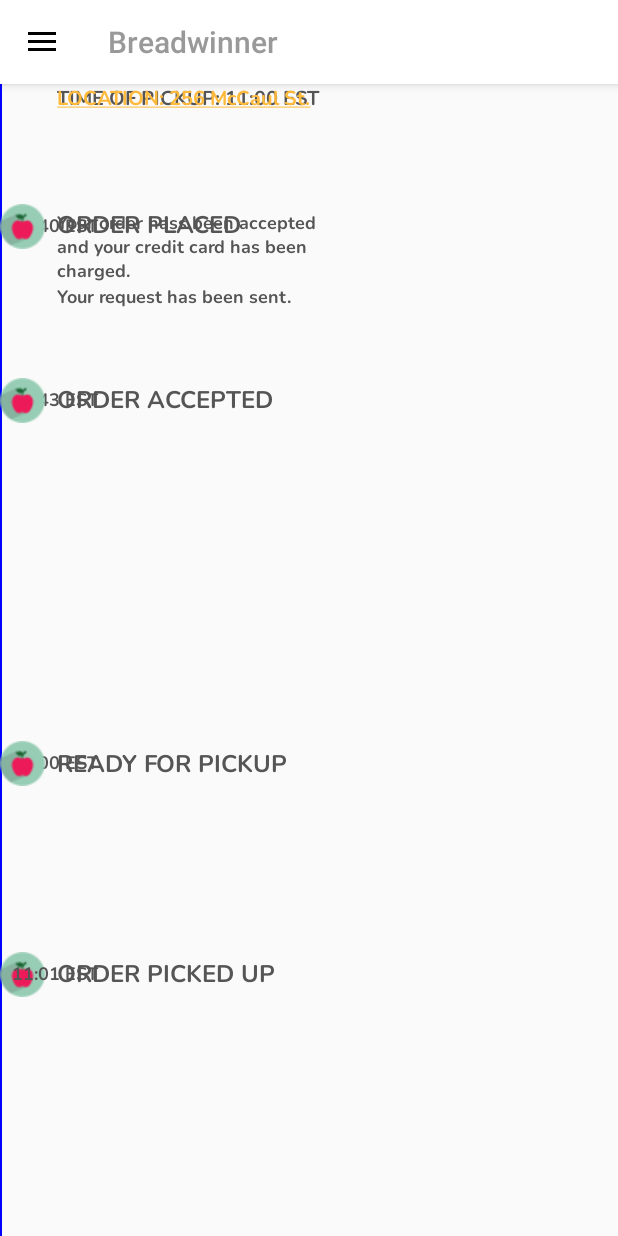
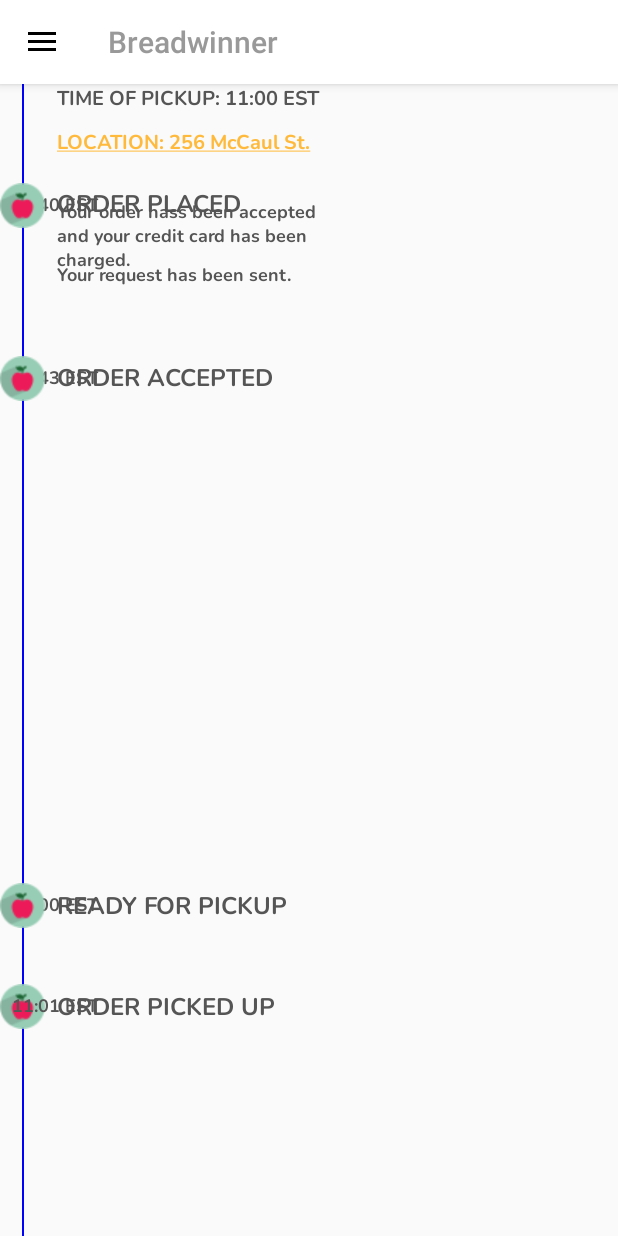
Before and after one commit to yangray1/BreadWinner, an Android app: the screen it shows after launch (MainActivity), in the side drawer, after a tap on "Active Orders", on a phone screen of 412 x 824 dp. Run offline under Robolectric (Android 15) with nearby library versions, the phone set to English and light mode, and no system bars; our stand-ins replace Firebase (no records; nobody signed in at launch, a user with empty details on screens opened directly); libraries missing offline, so code that uses them is left out: com.google.firebase.database; network calls fail; pictures from the network do not load.

Commit message:
fixed an allignment error

```diff
--- a/Front-end-template/app/src/main/res/layout/fragment_active_orders.xml
+++ b/Front-end-template/app/src/main/res/layout/fragment_active_orders.xml
@@ -28,8 +28,9 @@
         android:layout_width="1dp"
         android:layout_height="fill_parent"
         android:background="#FF0000FF"
-        tools:layout_editor_absoluteX="93dp"
-        tools:layout_editor_absoluteY="8dp" />
+        app:layout_constraintEnd_toEndOf="@+id/view"
+        app:layout_constraintStart_toStartOf="@+id/view"
+        tools:layout_editor_absoluteY="0dp" />
 
     <!-- the circular icon on the left -->
 
@@ -60,7 +61,7 @@
         android:background="@drawable/circle_bg"
         app:layout_constraintBottom_toBottomOf="parent"
         app:layout_constraintTop_toTopOf="@+id/view5"
-        app:layout_constraintVertical_bias="0.79"
+        app:layout_constraintVertical_bias="0.82"
         tools:layout_editor_absoluteX="77dp" />
 
     <TextView
@@ -110,7 +111,7 @@
         android:background="@drawable/circle_bg"
         app:layout_constraintBottom_toBottomOf="parent"
         app:layout_constraintTop_toTopOf="parent"
-        app:layout_constraintVertical_bias="0.100000024"
+        app:layout_constraintVertical_bias="0.07999998"
         tools:layout_editor_absoluteX="79dp" />
 
     <TextView
@@ -174,6 +175,7 @@
         android:layout_height="25dp"
         android:layout_marginStart="8dp"
         android:layout_marginLeft="8dp"
+        android:layout_marginTop="8dp"
         android:layout_marginEnd="8dp"
         android:layout_marginRight="8dp"
         android:fontFamily="@font/nunito_bold"
@@ -183,7 +185,7 @@
         app:layout_constraintEnd_toEndOf="parent"
         app:layout_constraintHorizontal_bias="0.0"
         app:layout_constraintStart_toEndOf="@+id/view2"
-        tools:layout_editor_absoluteY="276dp" />
+        app:layout_constraintTop_toBottomOf="@+id/heading_label7" />
 
 
     <TextView
@@ -213,7 +215,7 @@
         android:background="@drawable/circle_bg"
         app:layout_constraintBottom_toBottomOf="parent"
         app:layout_constraintTop_toTopOf="@+id/view5"
-        app:layout_constraintVertical_bias="0.26"
+        app:layout_constraintVertical_bias="0.24000001"
         tools:layout_editor_absoluteX="78dp" />
 
     <TextView
@@ -243,7 +245,7 @@
         android:background="@drawable/circle_bg"
         app:layout_constraintBottom_toBottomOf="@+id/view5"
         app:layout_constraintTop_toTopOf="@+id/view5"
-        app:layout_constraintVertical_bias="0.6"
+        app:layout_constraintVertical_bias="0.73"
         tools:layout_editor_absoluteX="77dp" />
 
     <TextView
```
